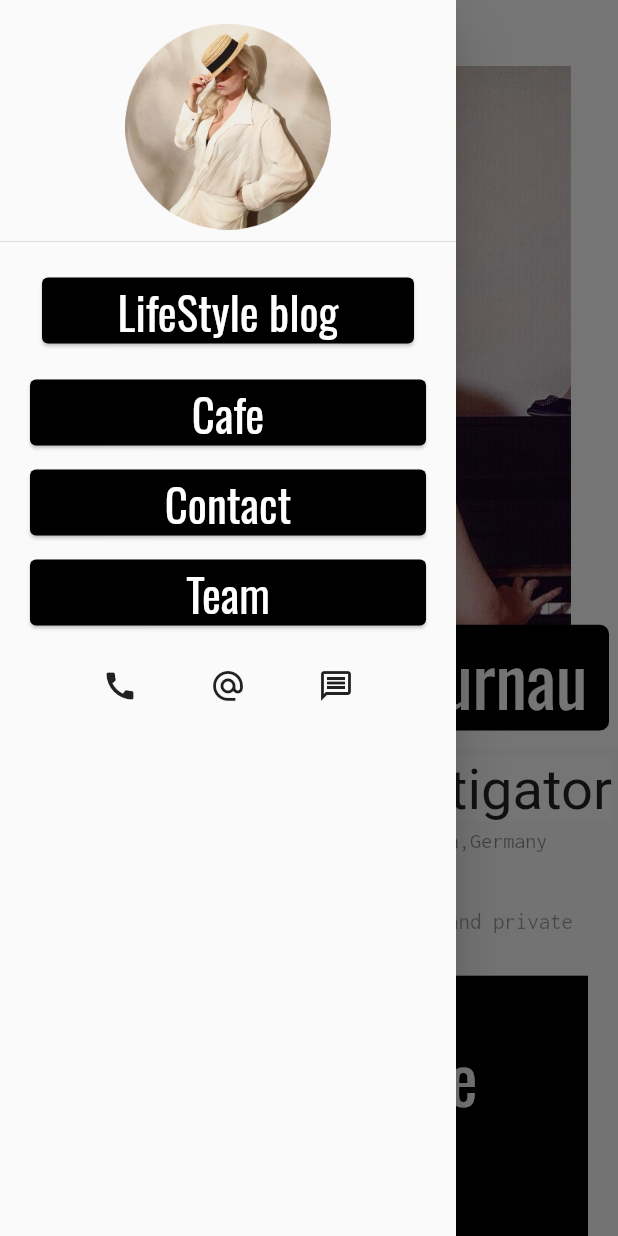
After one commit to sagnik150699/drenlab_krala_murnau_portfolio, a Flutter app: the screen it shows after launch, with the side drawer open, on a phone screen of 412 x 824 dp. The commit adds this screen. Run offline on Flutter 3.47's test engine with Material 2 defaults, Android fonts, the phone set to English and light mode, and no system bars; drawn by our look-alikes of carousel_slider; our stand-ins replace google_fonts, logger.

Commit message:
Refactored functions.

```diff
--- /dev/null
+++ b/lib/components.dart
@@ -0,0 +1,166 @@
+import 'package:flutter/material.dart';
+import 'package:google_fonts/google_fonts.dart';
+import 'package:logger/logger.dart';
+class Variables {
+
+//First Scroll
+  List<Widget> item = [
+    Image(
+      height: 300,
+      image: AssetImage('images/cropped7.png'),
+    ),
+    Image(
+      height: 200,
+      image: AssetImage('images/cropped1.png'),
+    ),
+    Image(
+      height: 300,
+      image: AssetImage('images/cropped4.png'),
+    ),
+    Image(
+      height: 300,
+      image: AssetImage('images/cropped3.png'),
+    ),
+    Image(
+      height: 300,
+      image: AssetImage('images/cropped2.png'),
+    ),
+    Image(
+      height: 300,
+      image: AssetImage('images/cropped8.png'),
+    ),
+  ];
+
+
+  List<Widget> itemMobile = [
+    Image(
+      height: 300,
+      image: AssetImage('images/cropped8.png'),
+    ),
+    Image(
+      height: 200,
+      image: AssetImage('images/cropped1.png'),
+    ),
+    Image(
+      height: 300,
+      image: AssetImage('images/cropped4.png'),
+    ),
+    Image(
+      height: 300,
+      image: AssetImage('images/cropped3.png'),
+    ),
+    Image(
+      height: 300,
+      image: AssetImage('images/cropped2.png'),
+    ),
+    Image(
+      height: 300,
+      image: AssetImage('images/cropped8.png'),
+    ),
+  ];
+
+  List<Widget> itemWeb = [
+  Image(
+  height: 300,
+  image: AssetImage('images/backL.png'),
+  ),
+  Image(
+  height: 200,
+  image: AssetImage('images/heaterL.png'),
+  ),
+  Image(
+  height: 300,
+  image: AssetImage('images/poseL.png'),
+  )];
+
+
+
+//Custom Cards
+  Card cards (double size, color  , String str, cardColor ){
+    return Card(
+      color: cardColor,
+      elevation: 0,
+      child: Text(
+        str,
+        textAlign: TextAlign.center,
+        style: GoogleFonts.oswald(
+            fontSize: size,
+            color: color),
+      ),
+    );
+  }
+}
+
+var city = 'Berlin,Germany';
+Logger logger = Logger();
+
+//Drawer
+class Drawers extends StatelessWidget {
+  const Drawers({super.key});
+
+  @override
+  Widget build(BuildContext context) {
+     ListTile listTiles(String text) {
+    return ListTile(
+    title: Card(
+    child: Text(
+    '$text',
+    textAlign: TextAlign.center,
+    style: GoogleFonts.oswald(fontSize: 30, color: Colors.white),
+    ),
+    color: Colors.black,
+    ),
+    onTap: () {
+    // Update the state of the app.
+    Navigator.pop(context);
+    });
+    }
+    return Drawer(
+      child: ListView(
+        // Important: Remove any padding from the ListView.
+        padding: EdgeInsets.zero,
+        children: <Widget>[
+          DrawerHeader(
+            child: Image(
+              height: 300,
+              image: AssetImage('images/circle-cropped.png'),
+            ),
+          ),
+          TextButton(child: listTiles("LifeStyle blog",),
+            onPressed:(){
+
+            },
+          ),
+          listTiles("Cafe"),
+          listTiles("Contact"),
+          listTiles("Team"),
+          Padding(
+            padding: const EdgeInsets.all(20.0),
+            child: Row(
+              mainAxisAlignment: MainAxisAlignment.spaceEvenly,
+              children: <Widget>[
+                Icon(Icons.call),
+                Icon(Icons.alternate_email_outlined),
+                Icon(Icons.message_outlined)
+              ],
+            ),
+          )
+        ],
+      ),
+    );
+  }
+}
+
+List<Widget> CityNames(categoryHeight){
+  List<Widget> CityNames = [
+    ListTile(
+      trailing: Text(
+        "Munich, Germany",
+        style: GoogleFonts.sedgwickAveDisplay(
+            fontSize: categoryHeight / 15,
+            textStyle: TextStyle(color: Colors.black)),
+      ),
+    ),
+  ];
+  return CityNames;
+}
--- a/lib/components/variables.dart
+++ /dev/null
@@ -1,93 +0,0 @@
-import 'package:flutter/material.dart';
-import 'package:google_fonts/google_fonts.dart';
-class Variables {
-
-//First Scroll
-  List<Widget> item = [
-    Image(
-      height: 300,
-      image: AssetImage('images/cropped7.png'),
-    ),
-    Image(
-      height: 200,
-      image: AssetImage('images/cropped1.png'),
-    ),
-    Image(
-      height: 300,
-      image: AssetImage('images/cropped4.png'),
-    ),
-    Image(
-      height: 300,
-      image: AssetImage('images/cropped3.png'),
-    ),
-    Image(
-      height: 300,
-      image: AssetImage('images/cropped2.png'),
-    ),
-    Image(
-      height: 300,
-      image: AssetImage('images/cropped8.png'),
-    ),
-  ];
-
-
-  //Second Scrooll
-
-  List<Widget> item2 = [
-    Image(
-      height: 300,
-      image: AssetImage('images/cropped8.png'),
-    ),
-    Image(
-      height: 200,
-      image: AssetImage('images/cropped1.png'),
-    ),
-    Image(
-      height: 300,
-      image: AssetImage('images/cropped4.png'),
-    ),
-    Image(
-      height: 300,
-      image: AssetImage('images/cropped3.png'),
-    ),
-    Image(
-      height: 300,
-      image: AssetImage('images/cropped2.png'),
-    ),
-    Image(
-      height: 300,
-      image: AssetImage('images/cropped8.png'),
-    ),
-  ];
-
-  List<Widget> item3 = [
-  Image(
-  height: 300,
-  image: AssetImage('images/backL.png'),
-  ),
-  Image(
-  height: 200,
-  image: AssetImage('images/heaterL.png'),
-  ),
-  Image(
-  height: 300,
-  image: AssetImage('images/poseL.png'),
-  )];
-
-
-
-//Custom Cards
-  Card cards (double size, color  , String str, cardColor ){
-    return Card(
-      color: cardColor,
-      elevation: 0,
-      child: Text(
-        str,
-        textAlign: TextAlign.center,
-        style: GoogleFonts.oswald(
-            fontSize: size,
-            color: color),
-      ),
-    );
-  }
-}
--- a/lib/main.dart
+++ b/lib/main.dart
@@ -1,4 +1,4 @@
-import 'package:drenlabs_krala_murnau_portfolio/services/responsive_handler.dart';
+import 'package:drenlabs_krala_murnau_portfolio/responsive_handler.dart';
 import 'package:flutter/material.dart';
 
 
@@ -8,9 +8,12 @@ void main() {
 }
 
 class MyApp extends StatelessWidget {
-  // This widget is the root of your application.
+
   @override
   Widget build(BuildContext context) {
-    return Container(color: Colors.white, child: Services());
+    return MaterialApp(
+      debugShowCheckedModeBanner: false,
+      home: ResponsiveHandler(),
+    );
   }
 }
--- a/lib/services/responsive_handler.dart
+++ b/lib/responsive_handler.dart
@@ -1,35 +1,32 @@
 import 'package:flutter/material.dart';
 
-import '../ui/mobilesmall.dart';
-import '../ui/web.dart';
+import 'ui/mobile.dart';
+import 'ui/web.dart';
 
 
 
-class Services extends StatefulWidget {
+class ResponsiveHandler extends StatefulWidget {
   @override
-  _ServicesState createState() => _ServicesState();
+  _ResponsiveHandlerState createState() => _ResponsiveHandlerState();
 }
 
-class _ServicesState extends State<Services> {
+class _ResponsiveHandlerState extends State<ResponsiveHandler> {
   @override
   Widget build(BuildContext context) {
     //  var deviceData= MediaQuery.of(context).orientation;
     // double _width = MediaQuery.of(context).size.width;
     // double _height = MediaQuery.of(context).size.height;
 
-    return MaterialApp(
-    //  theme: ThemeData.dark(),
-      home: LayoutBuilder(
+    return  LayoutBuilder(
         builder: (context, constraints) {
           if (constraints.maxWidth > 800) {
             return Web();
           }
           else {
-            return Mobile2();
+            return Mobile();
           }
 
         },
-      ),
-    );
+      );
   }
 }
--- a/lib/ui/mobilesmall.dart
+++ b/lib/ui/mobile.dart
@@ -1,16 +1,14 @@
-
 import 'package:flutter/material.dart';
 import 'package:google_fonts/google_fonts.dart';
 import 'package:carousel_slider/carousel_slider.dart';
+import '../components.dart';
 
-import '../components/variables.dart';
-
-class Mobile2 extends StatefulWidget {
+class Mobile extends StatefulWidget {
   @override
-  _Mobile2 createState() => new _Mobile2();
+  _Mobile createState() => new _Mobile();
 }
 
-class _Mobile2 extends State<Mobile2> {
+class _Mobile extends State<Mobile> {
   ScrollController controller = ScrollController();
   bool changeCard = true;
 
@@ -19,7 +17,7 @@ class _Mobile2 extends State<Mobile2> {
     super.initState();
     controller.addListener(() {
       //double value = controller.offset/119;
-      print(controller.offset);
+      logger.d(controller.offset);
       if (controller.offset > 400) {
         setState(() {
           changeCard = false;
@@ -31,7 +29,7 @@ class _Mobile2 extends State<Mobile2> {
         });
 
 
-      print(changeCard);
+      logger.d(changeCard);
 
       // setState(() {
       //  closeTopContainer = controller.offset > 50;
@@ -48,80 +46,25 @@ class _Mobile2 extends State<Mobile2> {
     final double categoryWidth = size.width;
 
     //bool changeCard = true;
-    print("Width $categoryWidth");
-    print("Height $categoryHeight");
-    List<Widget> itemText = [
-      Container(
-        child: Text(
-          "Munich, Germany",
-          style: GoogleFonts.sedgwickAveDisplay(
-              fontSize: categoryWidth / 14,
-              textStyle: TextStyle(color: Colors.black)),
-        ),
-      ),
-    ];
+    logger.d("Width $categoryWidth");
+    logger.d("Height $categoryHeight");
 
-    ListTile list(String text) {
-      return ListTile(
-          title: Card(
-            child: Text(
-              '$text',
-              textAlign: TextAlign.center,
-              style: GoogleFonts.oswald(fontSize: 30, color: Colors.white),
-            ),
-            color: Colors.black,
-          ),
-          onTap: () {
-            // Update the state of the app.
-            Navigator.pop(context);
-          });
-    }
+
+
 
     return SafeArea(
       child: Scaffold(
-        drawer: new Drawer(
-          child: ListView(
-            // Important: Remove any padding from the ListView.
-            padding: EdgeInsets.zero,
-            children: <Widget>[
-              DrawerHeader(
-                child: Image(
-                  height: 300,
-                  image: AssetImage('images/circle-cropped.png'),
-                ),
-              ),
-              TextButton(child: list("LifeStyle blog",),
-              onPressed:(){
-
-              },
-              ),
-              list("Cafe"),
-              list("Contact"),
-              list("Team"),
-              Padding(
-                padding: const EdgeInsets.all(20.0),
-                child: Row(
-                  mainAxisAlignment: MainAxisAlignment.spaceEvenly,
-                  children: <Widget>[
-                    Icon(Icons.call),
-                    Icon(Icons.alternate_email_outlined),
-                    Icon(Icons.message_outlined)
-                  ],
-                ),
-              )
-            ],
-          ),
-        ),
+        drawer:  Drawers(),
         key: _scaffoldKey,
         body: NestedScrollView(
           controller: controller,
           headerSliverBuilder: (BuildContext context, bool innerBoxIsScrolled) {
             return <Widget>[
               SliverAppBar(
-                leading: new IconButton(
+                leading:  IconButton(
                   padding: EdgeInsets.only(top: 0, left: 7),
                   color: Colors.black,
-                  icon: new Icon(
+                  icon:  Icon(
                     Icons.menu,
                     size: 40,
                   ),
@@ -275,7 +218,7 @@ class _Mobile2 extends State<Mobile2> {
               Stack(alignment: Alignment.bottomLeft, children: <Widget>[
                 //Carausal
                 CarouselSlider(
-                    items: Variables().item2,
+                    items: Variables().itemMobile,
                     options: CarouselOptions(
                       height: categoryWidth / 0.8,
                       //  width:
@@ -303,7 +246,7 @@ class _Mobile2 extends State<Mobile2> {
               Padding(
                 padding: EdgeInsets.only(left: 120),
                 child: CarouselSlider(
-                  items: itemText,
+                  items: CityNames(categoryHeight),
                   options: CarouselOptions(
                     height: 60,
                     aspectRatio: 16 / 9,
@@ -327,10 +270,7 @@ class _Mobile2 extends State<Mobile2> {
                 style: GoogleFonts.inconsolata(
                     color: Colors.black38, fontSize: categoryWidth / 25),
               )),
-              // ]),
-              // SizedBox(
-              //   height: 40,
-              // ),
+
               //3rd stack
               Stack(alignment: Alignment.bottomLeft, children: <Widget>[
                 //3rd Carousal Responsive
@@ -373,7 +313,7 @@ class _Mobile2 extends State<Mobile2> {
               ),
               ListTile(
                   title: Center(
-                child: Text(
+                   child: Text(
                   "Providing private detective services and private investigation services to businesses ",
                   style: GoogleFonts.inconsolata(color: Colors.black38),
                 ),
@@ -386,22 +326,3 @@ class _Mobile2 extends State<Mobile2> {
     // return
   }
 }
-
-//
-// ListView.builder(
-// dragStartBehavior: DragStartBehavior.start,
-// controller: controller,
-// physics: BouncingScrollPhysics(),
-// addAutomaticKeepAlives: false,
-// cacheExtent: 100,
-// itemCount: itemData.length,
-// itemBuilder: (context, index) {
-// return itemData[index];
-// },
-// ),
-// onVerticalDragStart: (DragStartDetails details){
-//   print(details);
-// },
-// onVerticalDragUpdate: (DragUpdateDetails details){ setState(() {
-//   changeCard=true;
-// }); print(details);},
```
Also changed, not shown: lib/ui/blogmobile.dart (+5 -5 lines), lib/ui/web.dart (+20 -85 lines), Screenshot 2023-10-07 204052.png (added), Screenshot 2023-10-07 204108.png (added), pubspec.lock, 2 other files.
